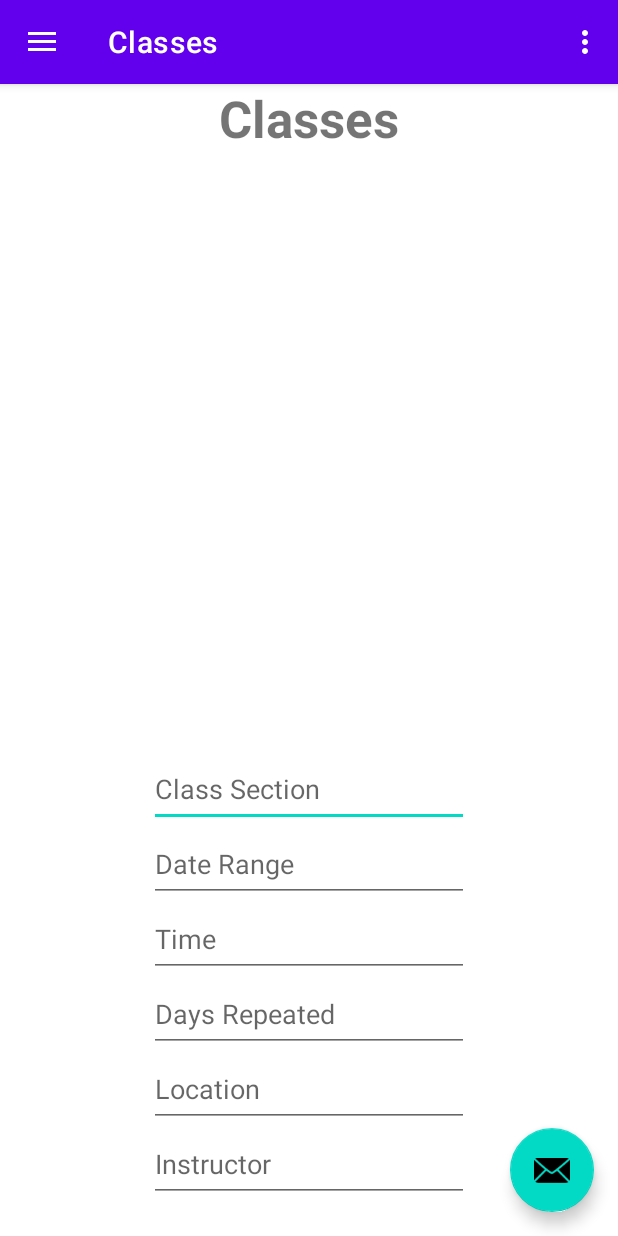
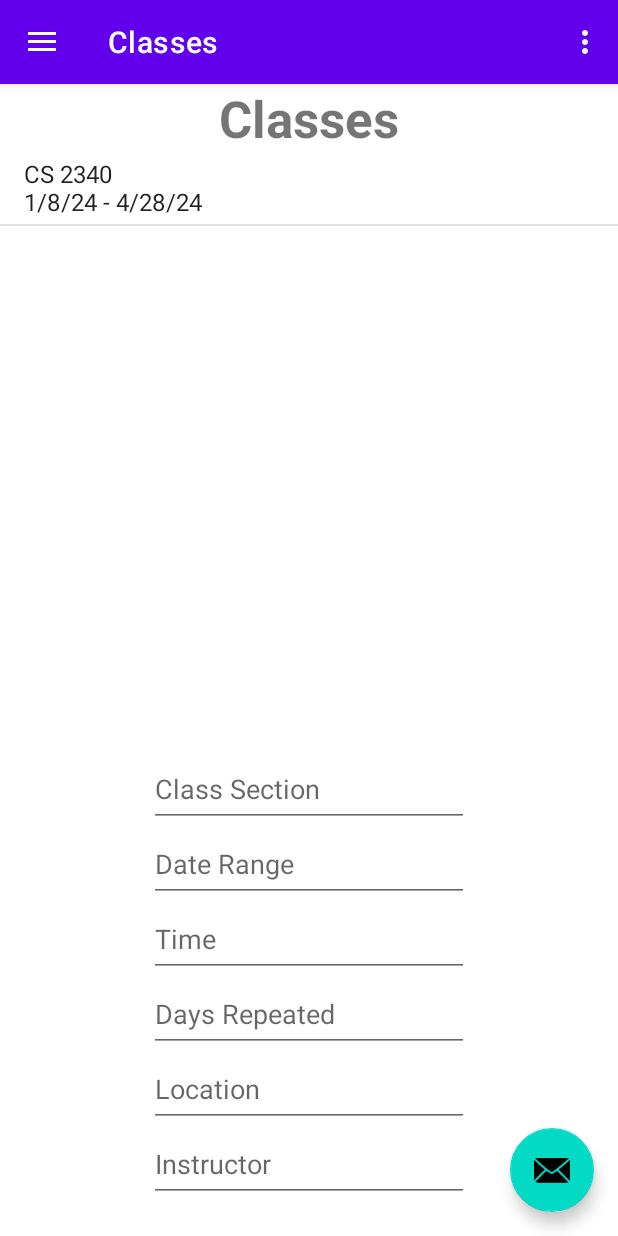
Before and after one commit to ND68/College-Scheduler, an Android app: the screen it shows after launch (MainActivity), on a phone screen of 412 x 824 dp. Run offline under Robolectric (Android 15) with nearby library versions, the phone set to English and light mode, and no system bars; our stand-ins replace navigation-ui.

Commit message:
Edited ListView ID in classes

```diff
--- a/app/src/main/java/com/example/collegescheduler/ui/classes/ClassesFragment.java
+++ b/app/src/main/java/com/example/collegescheduler/ui/classes/ClassesFragment.java
@@ -4,16 +4,24 @@ import android.os.Bundle;
 import android.view.LayoutInflater;
 import android.view.View;
 import android.view.ViewGroup;
+import android.widget.ArrayAdapter;
+import android.widget.ListView;
 
 import androidx.annotation.NonNull;
 import androidx.fragment.app.Fragment;
 import androidx.lifecycle.ViewModelProvider;
 
+import com.example.collegescheduler.R;
 import com.example.collegescheduler.databinding.FragmentClassesBinding;
+
+import java.util.ArrayList;
 
 public class ClassesFragment extends Fragment {
 
     private FragmentClassesBinding binding;
+    ListView listView;
+    ArrayList<String> items;
+    ArrayAdapter<String> adapter;
 
     public View onCreateView(@NonNull LayoutInflater inflater,
                              ViewGroup container, Bundle savedInstanceState) {
@@ -22,6 +30,12 @@ public class ClassesFragment extends Fragment {
 
         binding = FragmentClassesBinding.inflate(inflater, container, false);
         View root = binding.getRoot();
+
+        listView = root.findViewById(R.id.listViewClasses);
+        items = new ArrayList<>();
+        items.add("CS 2340\n1/8/24 - 4/28/24");
+        adapter = new ArrayAdapter<>(getContext(), android.R.layout.simple_list_item_1, items);
+        listView.setAdapter(adapter);
 
         return root;
     }
--- a/app/src/main/res/layout/fragment_classes.xml
+++ b/app/src/main/res/layout/fragment_classes.xml
@@ -23,7 +23,7 @@
             app:layout_constraintTop_toTopOf="parent" />
 
         <ListView
-            android:id="@+id/listViewC"
+            android:id="@+id/listViewClasses"
             android:layout_width="0dp"
             android:layout_height="400dp"
             app:layout_constraintBottom_toTopOf="@+id/editTextSectionC"
@@ -39,7 +39,7 @@
             android:inputType="text"
             app:layout_constraintEnd_toEndOf="parent"
             app:layout_constraintStart_toStartOf="parent"
-            app:layout_constraintTop_toBottomOf="@id/listViewC"
+            app:layout_constraintTop_toBottomOf="@id/listViewClasses"
             android:hint="@string/class_name_and_section" />
 
         <EditText
```
